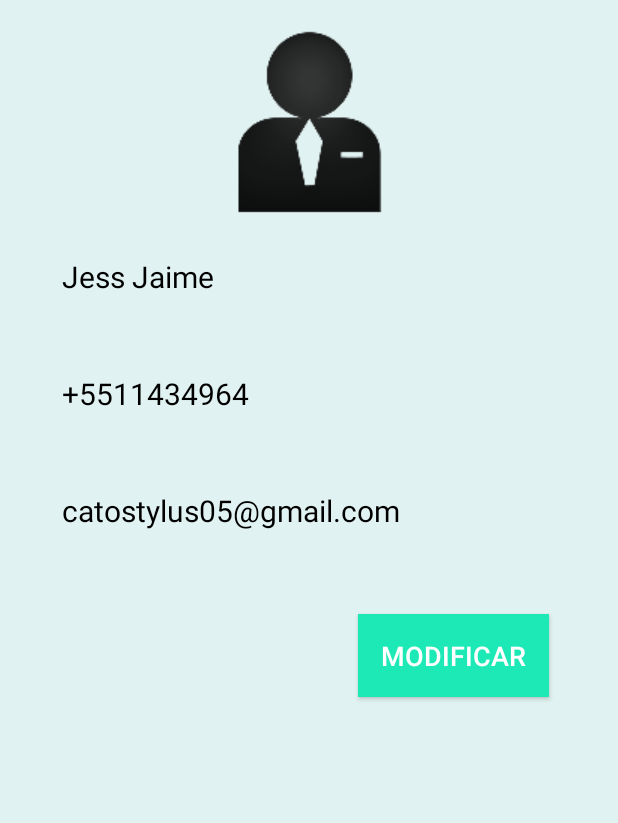
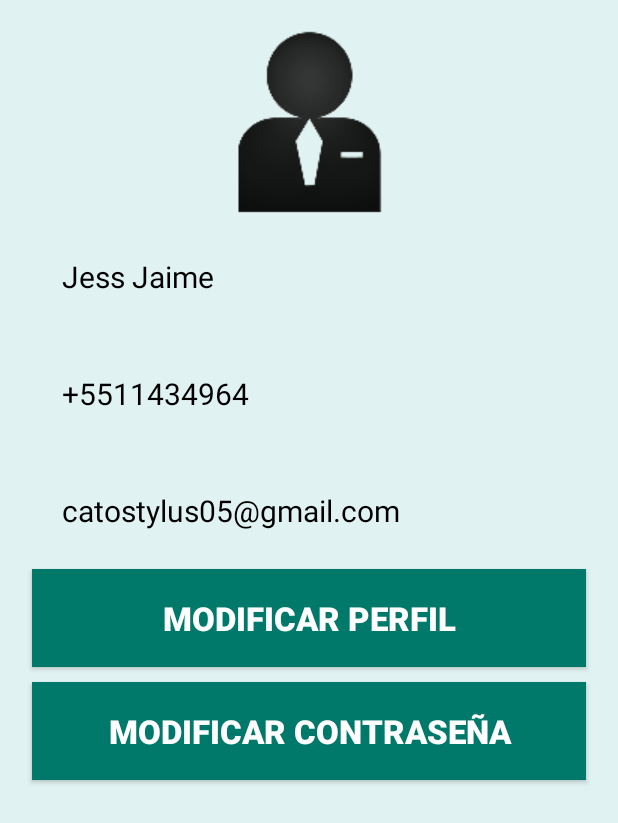
Before and after one commit to breakingRisk/TaxiSeguro, an Android app: the Perfil screen opened directly, with no data from a screen before it, on a phone screen of 412 x 824 dp. Shown: the top 823 px of the screen. Run offline under Robolectric (Android 15) with nearby library versions, the phone set to English and light mode, and no system bars; 2 statements that could not run were skipped.

Commit message:
Cambios
Realice unos cambios en la interfaz y asocie los botones para que este
bonito

```diff
--- a/TaxiSeguro/app/src/main/res/layout/activity_perfil.xml
+++ b/TaxiSeguro/app/src/main/res/layout/activity_perfil.xml
@@ -60,16 +60,37 @@
                 android:textColor="#000000" />
 
             <Button
-                android:layout_width="wrap_content"
+                android:layout_width="fill_parent"
                 android:layout_height="wrap_content"
-                android:text="Modificar"
-                android:id="@+id/modificar"
-                android:background="#1de9b6"
-                android:textSize="18dp"
-                android:padding="15dp"
-                android:layout_margin="30sp"
-                android:layout_gravity="right"
-                android:textColor="#ffffff" />
+                android:text="Modificar Perfil"
+                android:id="@+id/modificarP"
+                android:layout_gravity="center_vertical"
+                android:background="@color/b1"
+                android:padding="18dp"
+                android:textColor="#fff"
+                android:textSize="22sp"
+                android:layout_alignParentLeft="true"
+                android:layout_alignParentStart="true"
+                android:layout_marginBottom="10dp"
+                android:layout_marginLeft="5dp"
+                android:layout_marginRight="5dp"
+                android:textStyle="bold"/>
+            <Button
+                android:layout_width="fill_parent"
+                android:layout_height="wrap_content"
+                android:text="Modificar Contraseña"
+                android:id="@+id/modificarC"
+                android:layout_gravity="center_vertical"
+                android:background="@color/b1"
+                android:padding="18dp"
+                android:textColor="#fff"
+                android:textSize="22sp"
+                android:layout_alignParentLeft="true"
+                android:layout_alignParentStart="true"
+                android:layout_marginBottom="10dp"
+                android:layout_marginLeft="5dp"
+                android:layout_marginRight="5dp"
+                android:textStyle="bold"/>
 
         </LinearLayout>
 
```
